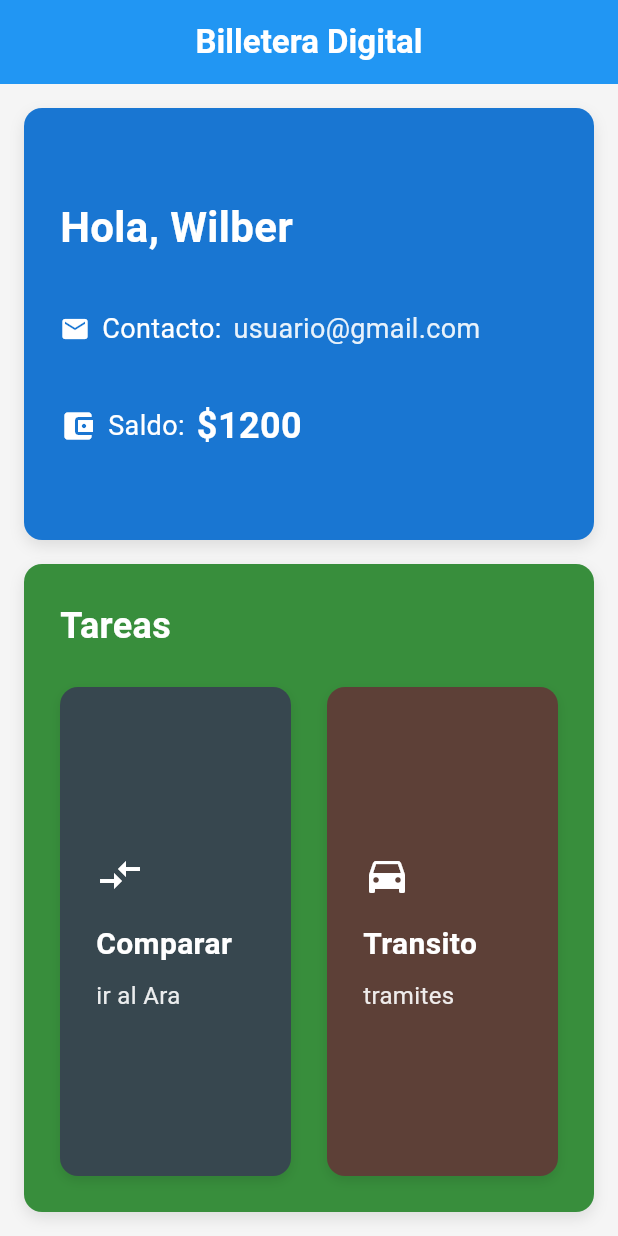
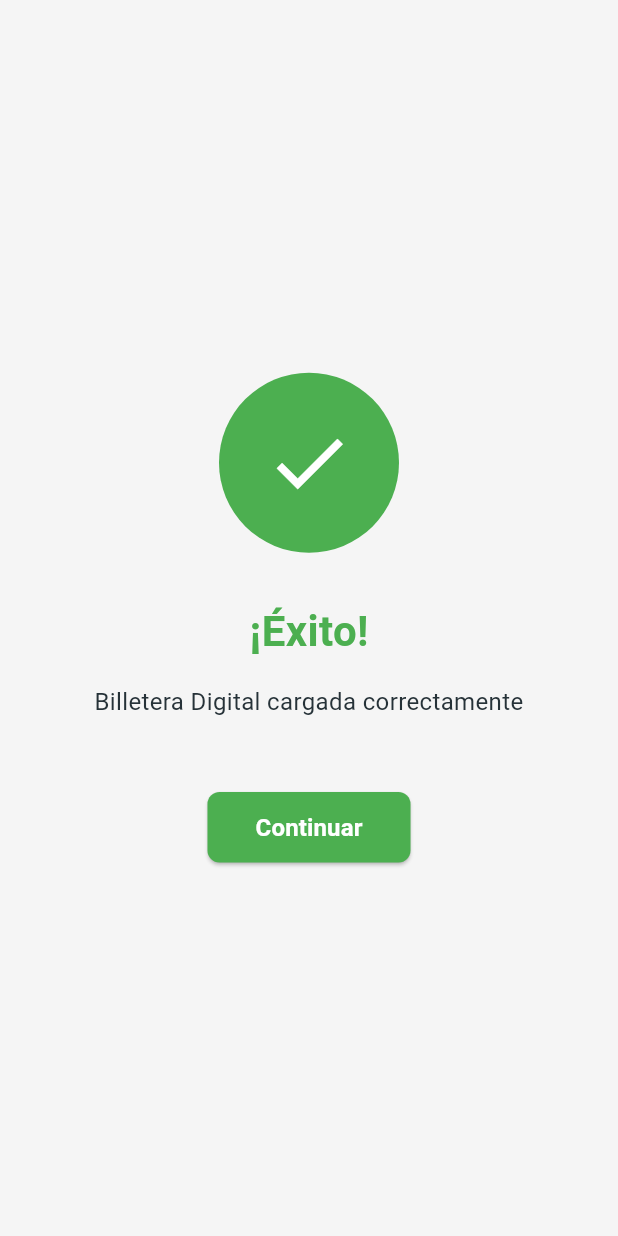
Before and after one commit to Tribalsoft/Billetera_wilrm, a Flutter app: the screen it shows after launch, on a phone screen of 412 x 824 dp. Run offline on Flutter 3.47's test engine with Material 3 defaults, Android fonts, the phone set to English and light mode, and no system bars.

Commit message:
correcciones de interfaz v1

```diff
--- a/billetera_digital_1/lib/constants/app_strings.dart
+++ b/billetera_digital_1/lib/constants/app_strings.dart
@@ -11,8 +11,8 @@ class AppStrings {
   // Sección de tareas
   static const String tasksTitle = 'Tareas';
 
-  // Opciones de comparación
-  static const String compareTitle = 'Comparar';
+  // Opciones de compra
+  static const String compareTitle = 'Comprar';
   static const String compareSubtitle = 'ir al Ara';
 
   // Opciones de tránsito
--- a/billetera_digital_1/lib/main.dart
+++ b/billetera_digital_1/lib/main.dart
@@ -1,5 +1,5 @@
 import 'package:flutter/material.dart';
-import 'screens/home_screen.dart';
+import 'screens/initial_screen.dart';
 import 'constants/app_colors.dart';
 
 /// Punto de entrada principal de la aplicación
@@ -42,7 +42,7 @@ class BilleteraDigitalApp extends StatelessWidget {
       ),
 
       // Pantalla inicial de la aplicación
-      home: const HomeScreen(),
+      home: const InitialScreen(),
     );
   }
 }
--- /dev/null
+++ b/billetera_digital_1/lib/screens/success_screen.dart
@@ -0,0 +1,95 @@
+import 'package:flutter/material.dart';
+import '../constants/app_colors.dart';
+
+/// Pantalla de éxito simple
+/// Muestra un mensaje de confirmación cuando una operación se completa exitosamente
+class SuccessScreen extends StatelessWidget {
+  final String? message;
+  final VoidCallback? onContinue;
+
+  const SuccessScreen({
+    super.key,
+    this.message,
+    this.onContinue,
+  });
+
+  @override
+  Widget build(BuildContext context) {
+    return Scaffold(
+      backgroundColor: AppColors.backgroundColor,
+      body: Center(
+        child: Padding(
+          padding: const EdgeInsets.all(32),
+          child: Column(
+            mainAxisAlignment: MainAxisAlignment.center,
+            children: [
+              // Icono de éxito
+              Container(
+                width: 120,
+                height: 120,
+                decoration: BoxDecoration(
+                  color: AppColors.primaryGreen,
+                  shape: BoxShape.circle,
+                ),
+                child: Icon(
+                  Icons.check,
+                  size: 60,
+                  color: AppColors.textWhite,
+                ),
+              ),
+
+              const SizedBox(height: 32),
+
+              // Título de éxito
+              Text(
+                '¡Éxito!',
+                style: TextStyle(
+                  fontSize: 28,
+                  fontWeight: FontWeight.bold,
+                  color: AppColors.primaryGreen,
+                ),
+              ),
+
+              const SizedBox(height: 16),
+
+              // Mensaje personalizable
+              Text(
+                message ?? 'Operación completada exitosamente',
+                textAlign: TextAlign.center,
+                style: TextStyle(
+                  fontSize: 16,
+                  color: AppColors.textDark,
+                ),
+              ),
+
+              const SizedBox(height: 48),
+
+              // Botón para continuar
+              ElevatedButton(
+                onPressed: onContinue ?? () => Navigator.pop(context),
+                style: ElevatedButton.styleFrom(
+                  backgroundColor: AppColors.primaryGreen,
+                  foregroundColor: AppColors.textWhite,
+                  padding: const EdgeInsets.symmetric(
+                    horizontal: 32,
+                    vertical: 12,
+                  ),
+                  shape: RoundedRectangleBorder(
+                    borderRadius: BorderRadius.circular(8),
+                  ),
+                ),
+                child: const Text(
+                  'Continuar',
+                  style: TextStyle(
+                    fontSize: 16,
+                    fontWeight: FontWeight.w600,
+                  ),
+                ),
+              ),
+            ],
+          ),
+        ),
+      ),
+    );
+  }
+}
--- a/billetera_digital_1/lib/widgets/tasks_container.dart
+++ b/billetera_digital_1/lib/widgets/tasks_container.dart
@@ -4,7 +4,7 @@ import '../constants/app_strings.dart';
 import '../constants/app_dimensions.dart';
 
 /// Widget que contiene las opciones de tareas
-/// Se divide en dos sub-contenedores: Comparar y Tránsito
+/// Se divide en dos sub-contenedores: Comprar y Tránsito
 class TasksContainer extends StatelessWidget {
   const TasksContainer({super.key});
 
@@ -42,9 +42,9 @@ class TasksContainer extends StatelessWidget {
 
           // Contenedor con las dos opciones de tareas - Ocupa el espacio restante
           Expanded(
-            child: Row(
+            child: Column(
               children: [
-                // Primera opción: Comparar
+                // Primera opción: Comprar
                 Expanded(
                   child: _buildTaskCard(
                     title: AppStrings.compareTitle,
@@ -52,7 +52,7 @@ class TasksContainer extends StatelessWidget {
                     color: AppColors.compareContainer,
                   ),
                 ),
-                const SizedBox(width: AppDimensions.spaceLarge),
+                const SizedBox(height: AppDimensions.spaceLarge),
 
                 // Segunda opción: Tránsito
                 Expanded(
@@ -101,7 +101,7 @@ class TasksContainer extends StatelessWidget {
         children: [
           // Icono representativo
           Icon(
-            title == AppStrings.compareTitle ? Icons.compare_arrows : Icons.directions_car,
+            title == AppStrings.compareTitle ? Icons.shopping_cart : Icons.directions_car,
             color: AppColors.textWhite,
             size: 32,
           ),
```
Also changed, not shown: billetera_digital_1/lib/screens/failure_screen.dart (added, +126 -0 lines), billetera_digital_1/lib/screens/initial_screen.dart (added, +85 -0 lines), billetera_digital_1/lib/screens/loading_screen.dart (added, +48 -0 lines).
